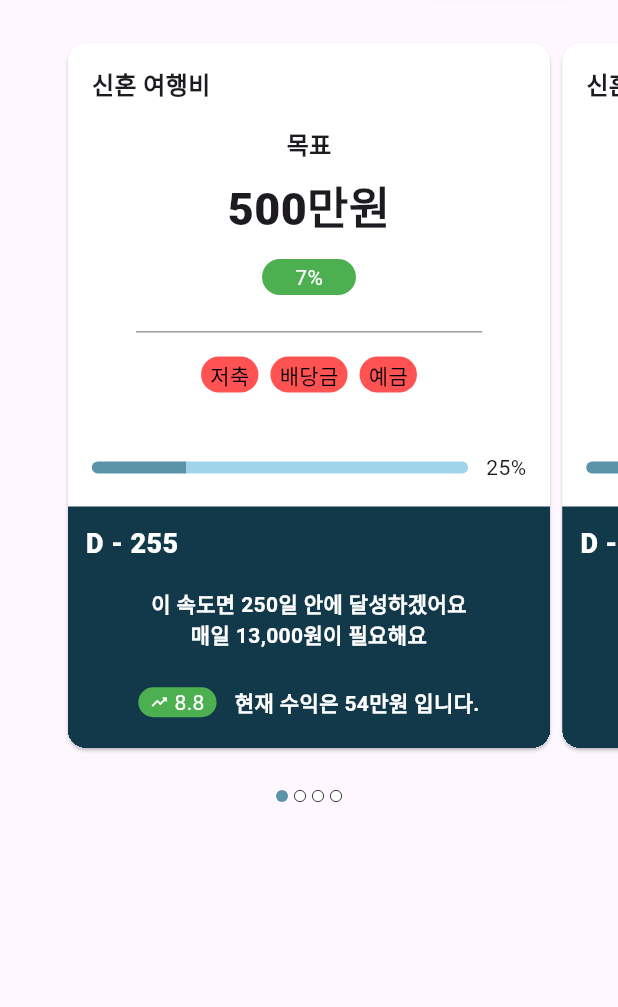
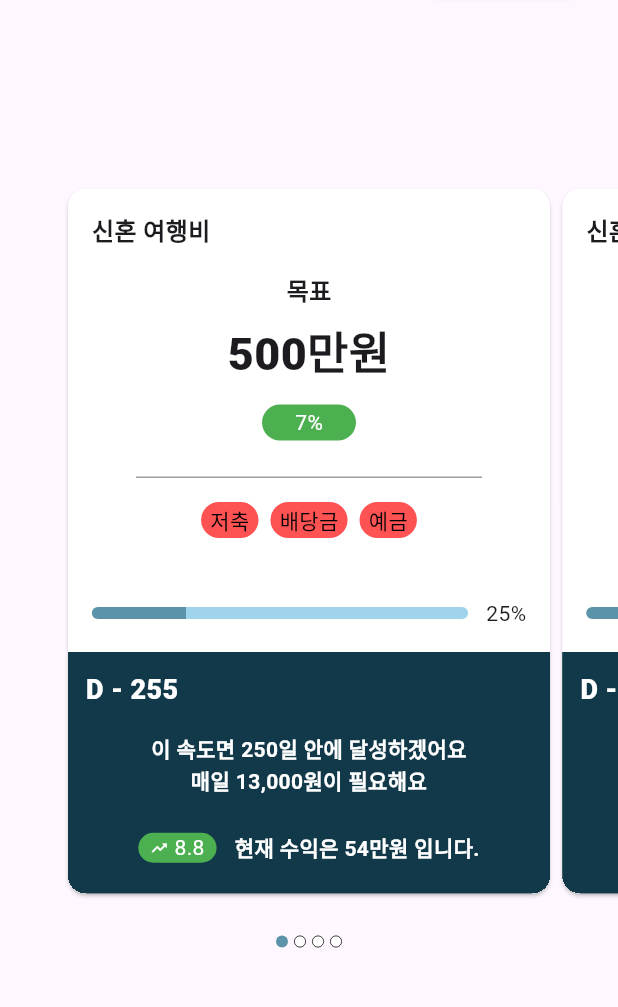
Before and after one commit to three523/devu, a Flutter app: the AssetPage screen opened directly, on a phone screen of 412 x 824 dp, the part 107-1114 px from its top. Run offline on Flutter 3.47's test engine with Material 3 defaults, Android fonts, the phone set to English and light mode, and no system bars; our stand-ins replace dotted_border, flutter_bloc, hive, hive_flutter, month_picker_dialog and 1 more; missing offline and left inert: dart:ffi; accounts and stored records are empty.

Commit message:
[Fix] 자산 카드 위치 변경

```diff
--- a/lib/page/asset_page.dart
+++ b/lib/page/asset_page.dart
@@ -82,9 +82,11 @@ class _AssetPageState extends State<AssetPage> {
                 ],
               ),
             ),
-            LayoutBuilder(
-              builder: (context, constraints) {
-                return ExpandablePageView(
+            Expanded(
+              child: Column(
+                mainAxisAlignment: MainAxisAlignment.center,
+                children: [
+                  ExpandablePageView(
                     onPageChanged: onPageViewChange,
                     scrollDirection: Axis.horizontal,
                     controller: PageController(
@@ -93,8 +95,6 @@ class _AssetPageState extends State<AssetPage> {
                     itemCount: 4,
                     itemBuilder: (context, index) {
                       return AssetCard();
-                  },
-                );
                     },
                   ),
                   Padding(
@@ -137,6 +137,9 @@ class _AssetPageState extends State<AssetPage> {
                   ),
                 ],
               ),
+            )
+          ],
+        ),
       ),
     );
   }
```
Lines whose indentation alone changed are shown as unchanged.
